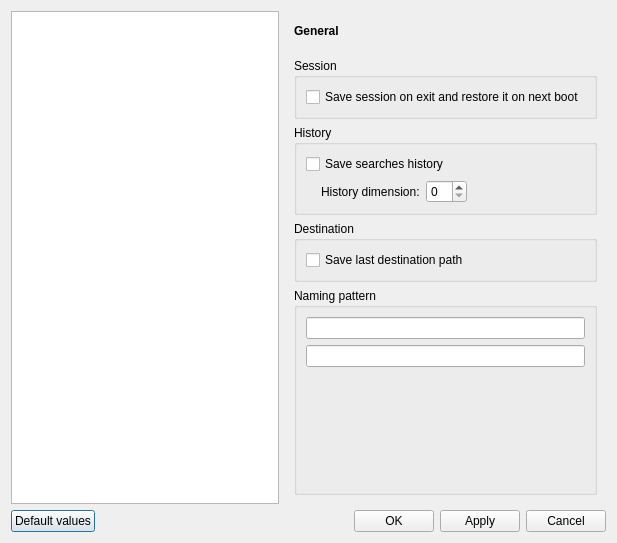
gcala/grooveoff, file src/grooveoff/ConfigDialog.ui: the form before one commit.
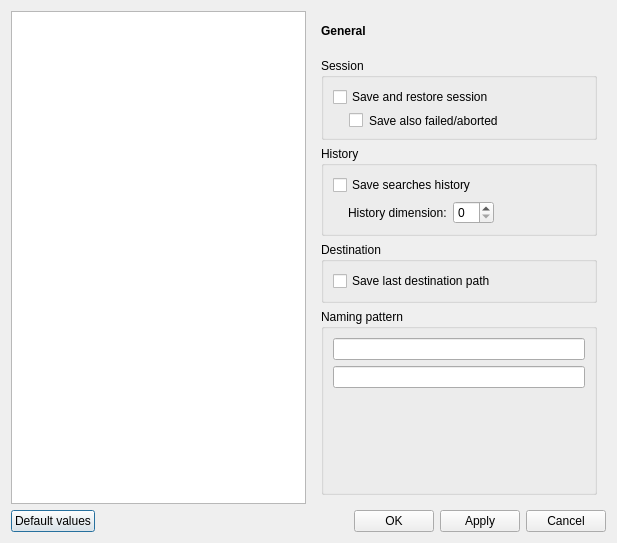
The form after the commit. The open tabs and pages were chosen to show the change. Custom widgets are drawn as their Qt base class.

Diff of the .ui file:
```diff
--- a/src/grooveoff/ConfigDialog.ui
+++ b/src/grooveoff/ConfigDialog.ui
@@ -87,7 +87,17 @@
             <item>
              <widget class="QCheckBox" name="saveSession">
               <property name="text">
-               <string>Save session on exit and restore it on next boot</string>
+               <string>Save and restore session</string>
+              </property>
+             </widget>
+            </item>
+            <item>
+             <widget class="QCheckBox" name="saveAborted">
+              <property name="styleSheet">
+               <string notr="true">margin-left: 16px;</string>
+              </property>
+              <property name="text">
+               <string>Save also failed/aborted</string>
               </property>
              </widget>
             </item>
```
Left out of the diff: 2 changed lines with no effect on the pictures.
